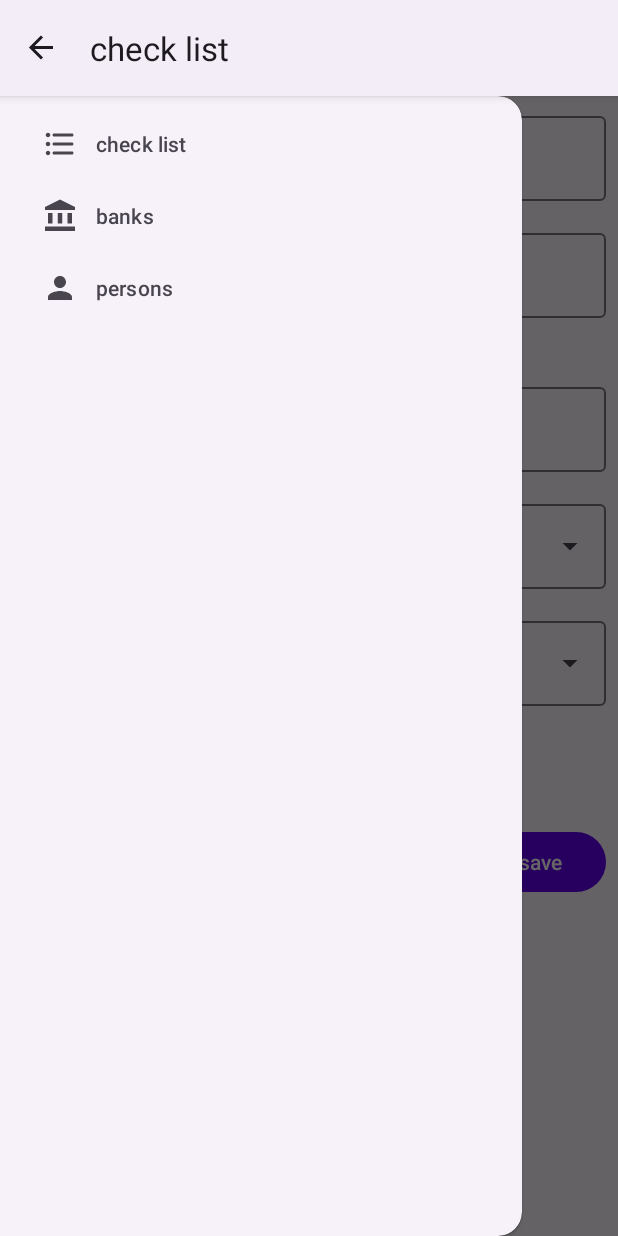
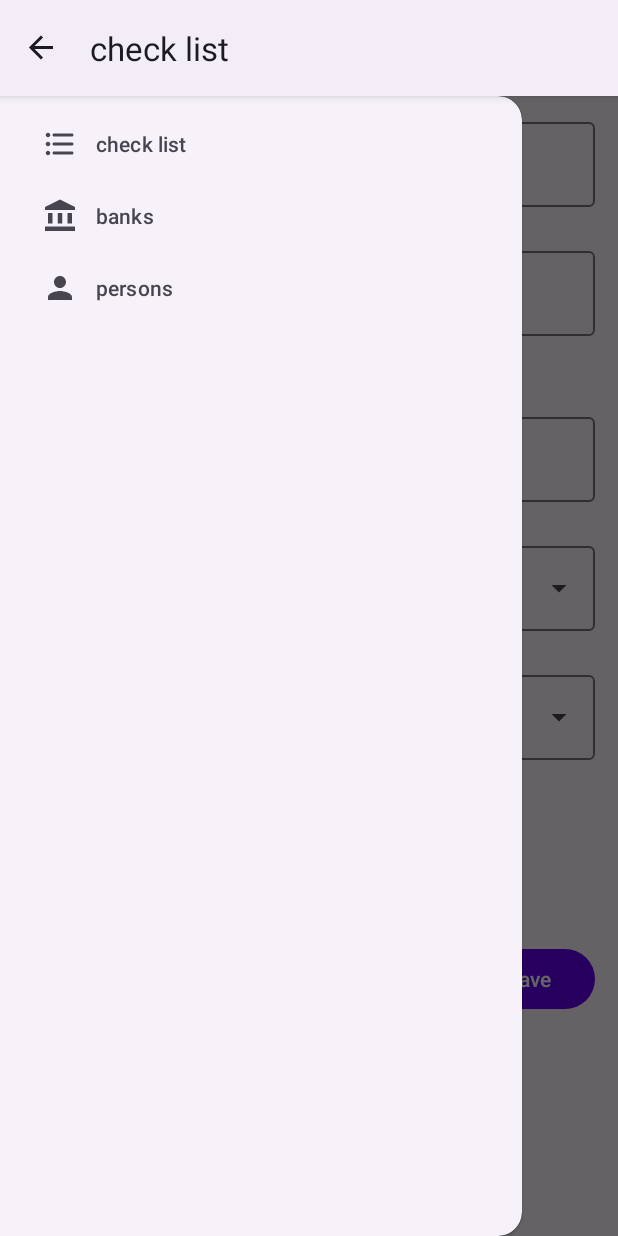
Before and after one commit to alisafavi/Check, an Android app: the CheckFragment screen opened through its navigation route, with the side drawer open, on a phone screen of 412 x 824 dp. Run offline under Robolectric (Android 15) with nearby library versions, the phone set to English and light mode, and no system bars; our stand-ins replace Dagger/Hilt's generated code, data binding, navigation-ui; libraries missing offline, so code that uses them is left out: com.xdev.arch; 3 statements that could not run were skipped.

```diff
--- a/app/src/main/AndroidManifest.xml
+++ b/app/src/main/AndroidManifest.xml
@@ -9,7 +9,7 @@
         android:icon="@drawable/logo"
         android:label="@string/app_name"
         android:roundIcon="@drawable/logo"
-        android:supportsRtl="true"
+        android:supportsRtl="false"
         android:theme="@style/Theme.Check">
         <receiver
             android:name=".reciver.AlarmReciver"
--- a/app/src/main/java/aliSafavi/check/check_list/CheckListFragment.kt
+++ b/app/src/main/java/aliSafavi/check/check_list/CheckListFragment.kt
@@ -62,7 +62,7 @@ class CheckListFragment : Fragment() {
         viewModel.checks.observe(viewLifecycleOwner, Observer {
             adapter.submitList(it)
             if (!it.isEmpty()){
-                lastCheck = it[it.size-1].check.cId
+                lastCheck = it.size.toLong()
             }
         })
     }
--- a/app/src/main/res/layout/fragment_bank.xml
+++ b/app/src/main/res/layout/fragment_bank.xml
@@ -13,7 +13,6 @@
     android:layout_width="match_parent"
     android:layout_height="match_parent">
     <LinearLayout
-        android:layout_gravity="center"
         android:layout_width="match_parent"
         android:layout_height="wrap_content"
         android:layout_marginHorizontal="40dp"
@@ -92,7 +91,7 @@
             android:layout_width="match_parent"
             android:layout_height="wrap_content"
             android:layout_marginHorizontal="10dp"
-            android:layout_marginTop="40dp"
+            android:layout_marginTop="50dp"
             tools:ignore="MissingConstraints"
             tools:layout_editor_absoluteX="50dp">
 
--- a/app/src/main/res/layout/fragment_check.xml
+++ b/app/src/main/res/layout/fragment_check.xml
@@ -41,7 +41,8 @@
                     android:hint="enter your check number"
                     android:inputType="number"
                     android:maxLines="1"
-                    android:text='@{viewModel.check.check.number != 0 ? Long.toString(viewModel.check.check.number) : ""}' />
+                    android:text='@{viewModel.check.check.number != 0 ? Long.toString(viewModel.check.check.number) : ""}'
+                    />
             </com.google.android.material.textfield.TextInputLayout>
 
             <com.google.android.material.textfield.TextInputLayout
@@ -53,6 +54,7 @@
                 android:layout_marginVertical="@dimen/text_input_layout_margin_vertical"
                 android:focusable="auto"
                 app:endIconMode="clear_text"
+                android:layoutDirection="ltr"
                 app:helperTextEnabled="true"
                 app:startIconDrawable="@drawable/ic_money">
 
@@ -72,7 +74,6 @@
                 android:layout_height="wrap_content"
                 android:layout_marginHorizontal="@dimen/text_input_layout_margin_horizontal"
                 android:layout_marginVertical="@dimen/text_input_layout_margin_vertical"
-                app:endIconMode="custom"
                 app:startIconDrawable="@drawable/ic_calendar">
 
                 <com.google.android.material.textfield.TextInputEditText
@@ -157,7 +158,7 @@
                 android:layout_width="match_parent"
                 android:layout_height="match_parent"
                 android:layout_marginHorizontal="@dimen/text_input_layout_margin_horizontal"
-                android:layout_marginVertical="@dimen/text_input_layout_margin_vertical"
+                android:layout_marginTop="@dimen/text_input_layout_margin_vertical"
                 android:text="@string/add_notification_reminder" />
 
             <LinearLayout
@@ -166,16 +167,14 @@
                 android:layout_height="wrap_content"
                 android:layout_marginHorizontal="@dimen/text_input_layout_margin_horizontal"
                 android:orientation="horizontal"
-                android:visibility="gone">
+                >
 
                 <com.google.android.material.textfield.TextInputLayout
-                    android:id="@+id/et_date_remind_p"
                     style="?attr/textInputOutlinedStyle"
                     android:layout_width="0dp"
                     android:layout_height="wrap_content"
                     android:layout_marginRight="20dp"
                     android:layout_weight="3"
-                    app:endIconMode="custom"
                     app:startIconDrawable="@drawable/ic_calendar">
 
                     <com.google.android.material.textfield.TextInputEditText
@@ -192,8 +191,6 @@
                     android:layout_width="0dp"
                     android:layout_height="wrap_content"
                     android:layout_weight="2"
-                    app:endIconMode="custom"
-                    app:layout_constraintStart_toEndOf="@id/et_date_remind_p"
                     app:startIconDrawable="@drawable/ic_time">
 
                     <com.google.android.material.textfield.TextInputEditText
@@ -201,7 +198,7 @@
                         android:layout_width="match_parent"
                         android:layout_height="wrap_content"
                         android:focusable="false"
-                        android:hint="HH : MM"
+                        android:hint="HH:MM"
                         android:inputType="time" />
                 </com.google.android.material.textfield.TextInputLayout>
 
@@ -210,8 +207,9 @@
             <androidx.constraintlayout.widget.ConstraintLayout
                 android:layout_width="match_parent"
                 android:layout_height="wrap_content"
+                android:layout_marginVertical="50dp"
                 android:layout_marginHorizontal="@dimen/text_input_layout_margin_horizontal"
-                android:layout_marginVertical="@dimen/text_input_layout_margin_vertical">
+                >
 
                 <Button
                     android:id="@+id/btn_ok"
--- a/app/src/main/res/values-night/themes.xml
+++ /dev/null
@@ -1,16 +0,0 @@
-<resources xmlns:tools="http://schemas.android.com/tools">
-    <!-- Base application theme. -->
-    <style name="Theme.Check" parent="Theme.MaterialComponents.DayNight.DarkActionBar">
-        <!-- Primary brand color. -->
-        <item name="colorPrimary">@color/purple_200</item>
-        <item name="colorPrimaryVariant">@color/purple_700</item>
-        <item name="colorOnPrimary">@color/black</item>
-        <!-- Secondary brand color. -->
-        <item name="colorSecondary">@color/teal_200</item>
-        <item name="colorSecondaryVariant">@color/teal_200</item>
-        <item name="colorOnSecondary">@color/black</item>
-        <!-- Status bar color. -->
-        <item name="android:statusBarColor" tools:targetApi="l">?attr/colorPrimaryVariant</item>
-        <!-- Customize your theme here. -->
-    </style>
-</resources>
--- /dev/null
+++ b/app/src/main/res/values/dimens.xml
@@ -0,0 +1,6 @@
+<?xml version="1.0" encoding="utf-8"?>
+<resources>
+    <dimen name="text_input_layout_margin_horizontal">15dp</dimen>
+    <dimen name="text_input_layout_margin_vertical">12dp</dimen>
+    <dimen name="filled_margin">30dp</dimen>
+</resources>
--- a/build.gradle
+++ b/build.gradle
@@ -10,8 +10,8 @@ buildscript {
 
 }// Top-level build file where you can add configuration options common to all sub-projects/modules.
 plugins {
-    id 'com.android.application' version '7.1.2' apply false
-    id 'com.android.library' version '7.1.2' apply false
+    id 'com.android.application' version '7.1.3' apply false
+    id 'com.android.library' version '7.1.3' apply false
     id 'org.jetbrains.kotlin.android' version '1.6.20' apply false
 }
 
```
Also changed, not shown: app/src/main/java/aliSafavi/check/check/CheckFragment.kt (+60 -93 lines), app/src/main/java/aliSafavi/check/check/CheckViewModel.kt (+11 -9 lines), app/src/main/java/aliSafavi/check/utils/BindingAdapter.kt (+3 -10 lines).
